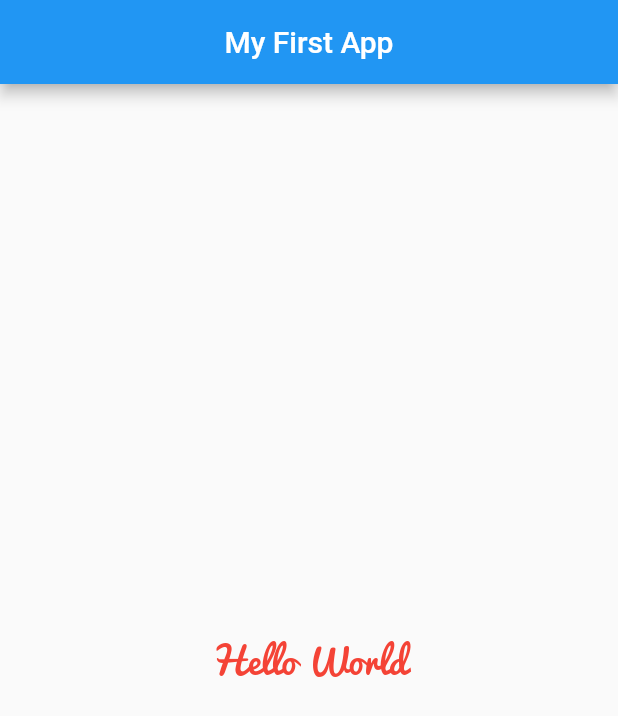
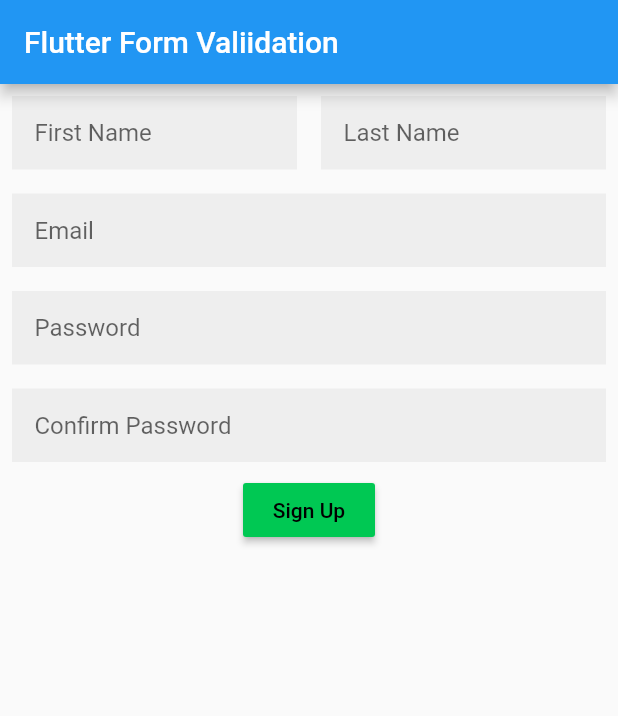
Before and after one commit to bgurtz/Flutter, a Flutter app: the screen it shows after launch, on a phone screen of 412 x 824 dp. Shown: the top 716 px of the screen. Run offline on Flutter 3.47's test engine with Material 2 defaults, Android fonts, the phone set to English and light mode, and no system bars; our stand-ins replace validators.

Commit message:
" Flutter Form and Validation"

```diff
--- a/lib/main.dart
+++ b/lib/main.dart
@@ -1,46 +1,199 @@
 import 'package:flutter/material.dart';
+import 'package:flutter/semantics.dart';
+import 'package:validators/validators.dart' as validator;
+import 'result.dart';
+import 'model.dart';
 
 void main() => runApp(new MyApp());
 
 class MyApp extends StatelessWidget {
-  // This widget is the root of your application.
+  const MyApp({Key key}) : super(key: key);
+
   @override
   Widget build(BuildContext context) {
-    return new MaterialApp(
-      title: 'Flutter Demo',
-      theme: new ThemeData(
-        primarySwatch: Colors.blue,
+    return MaterialApp(
+      home: Scaffold(
+        appBar: AppBar(
+          title: Text("Flutter Form Valiidation"),
+        ),
+        body: TestForm(),
       ),
-      home: new MyHomePage(),
     );
   }
 }
 
-class MyHomePage extends StatefulWidget {
+class TestForm extends StatefulWidget {
   @override
-  _MyHomePageState createState() => new _MyHomePageState();
+  _TestFormState createState () => _TestFormState();
+
 }
+class _TestFormState extends State<TestForm> {
+  final _formKey = GlobalKey<FormState>();
+  Model model = Model();
+  @override
 
-class _MyHomePageState extends State<MyHomePage> {
+  Widget build(BuildContext context) {
+    final halfMediaWidth = MediaQuery.of(context).size.width / 2.0;
 
-  @override
-  Widget build(BuildContext context) {
-    return new Scaffold(
-      appBar: new AppBar(
-        title: new Center(
-          child: new Text(
-            'My First App'
+    return Form(
+      key: _formKey,
+      child: Column(
+        children: <Widget>[
+
+          Row(
+            crossAxisAlignment: CrossAxisAlignment.start,
+            children: <Widget>[
+
+
+              Container(
+            alignment: Alignment.topCenter,
+            width: halfMediaWidth,
+            child: MyTextFormField(
+              hintText: "First Name",
+              validator: (String value) {
+                if (value.isEmpty) {
+                  return 'Enter your first name';
+                }
+                return null;
+              },
+              onSaved: (String value) {
+                model.firstName = value;
+              },
+            ),
           ),
-        ),
-      ),
-      body: new Center(
-        child: new Text('Hello World',
-        style: new TextStyle(
-          fontFamily: 'Pacifico',
-          fontSize: 24.0,
-          color: Colors.red,
-        )),
+
+          Container(
+            alignment: Alignment.topCenter,
+            width: halfMediaWidth,
+            child: MyTextFormField(
+              hintText: "Last Name",
+              validator: (String value) {
+                if (value.isEmpty) {
+                  return 'Enter your last name';
+                }
+                return null;
+              },
+              onSaved: (String value) {
+                model.lastName = value;
+              },
+            ),
+          ),
+
+
+            ],
+          ),
+
+          MyTextFormField(
+              hintText: "Email",
+              isEmail: true,
+            validator: (String value) {
+              if (!validator.isEmail(value)) {
+                return 'Please enter a valid email';
+              }
+              return null;
+            },
+            onSaved: (String value) {
+              model.email = value;
+            },
+            ),
+
+            MyTextFormField(
+              hintText: "Password",
+              isPassword: true,
+              validator: (String value) {
+                if (value.length < 7) {
+                  return 'Password should be a minimum of 7 characters';
+                }
+                _formKey.currentState.save();
+                return null;
+              },
+              onSaved: (String value) {
+                model.password = value;
+              },
+            ),
+
+            MyTextFormField(
+              hintText: "Confirm Password",
+              isPassword: true,
+              validator: (String value) {
+                if (value.length < 7) {
+                  return 'Password should be a minimum of 7 characters';
+                } else if (model.password != null && value != model.password) {
+                  return "Passwords do not match";
+                }
+                return null;
+              },
+            ),
+
+            RaisedButton(
+              color: Colors.greenAccent[700],
+              child: Text(
+                "Sign Up",
+                style: TextStyle(
+                  color: Colors.black,
+                ),
+              ),
+                onPressed: () {
+                print("SignUp");
+                  if (_formKey.currentState.validate()) {
+                    _formKey.currentState.save();
+
+                    Navigator.push(
+                        context,
+                        MaterialPageRoute(
+                            builder: (context) => Result(
+                              model: this.model,)));
+
+                  }
+                },
+            ),
+
+        ],
       ),
     );
   }
 }
+
+class MyTextFormField extends StatelessWidget {
+  final String hintText;
+  final Function validator;
+  final Function onSaved;
+  final bool isPassword;
+  final bool isEmail;
+
+  MyTextFormField({
+    this.hintText,
+    this.validator,
+    this.onSaved,
+    this.isPassword = false,
+    this.isEmail = false,
+  });
+
+  @override
+  Widget build(BuildContext context) {
+
+    return Padding(
+      padding: EdgeInsets.all(8.0),
+      child: TextFormField(
+        decoration: InputDecoration(
+          hintText: hintText,
+          contentPadding: EdgeInsets.all(15.0),
+          border: InputBorder.none,
+
+          // border: OutlineInputBorder(
+          //   borderSide: BorderSide(
+          //     color: Colors.red
+          //   ),
+          // ),
+
+          filled: true,
+          fillColor:  Colors.grey[200],
+        ),
+        obscureText: isPassword ? true : false,
+        validator: validator,
+        onSaved: onSaved,
+        keyboardType: isEmail ? TextInputType.emailAddress : TextInputType.text,
+      ),
+    );
+  }
+}
--- /dev/null
+++ b/lib/model.dart
@@ -0,0 +1,14 @@
+import 'package:flutter/material.dart';
+import 'package:flutter/rendering.dart';
+
+class Model {
+  String firstName;
+  String lastName ;
+  String email;
+  String password;
+
+  Model ({
+    this.firstName, this.lastName, this.email, this.password
+    }
+  );
+}
--- a/pubspec.yaml
+++ b/pubspec.yaml
@@ -24,6 +24,7 @@ dependencies:
   # Use with the CupertinoIcons class for iOS style icons.
   cupertino_icons: ^0.1.2
   url_launcher: ^5.0.3
+  validators: ^2.0.0
 
 dev_dependencies:
   flutter_test:
```
Also changed, not shown: lib/result.dart (added, +42 -0 lines), pubspec.lock.
